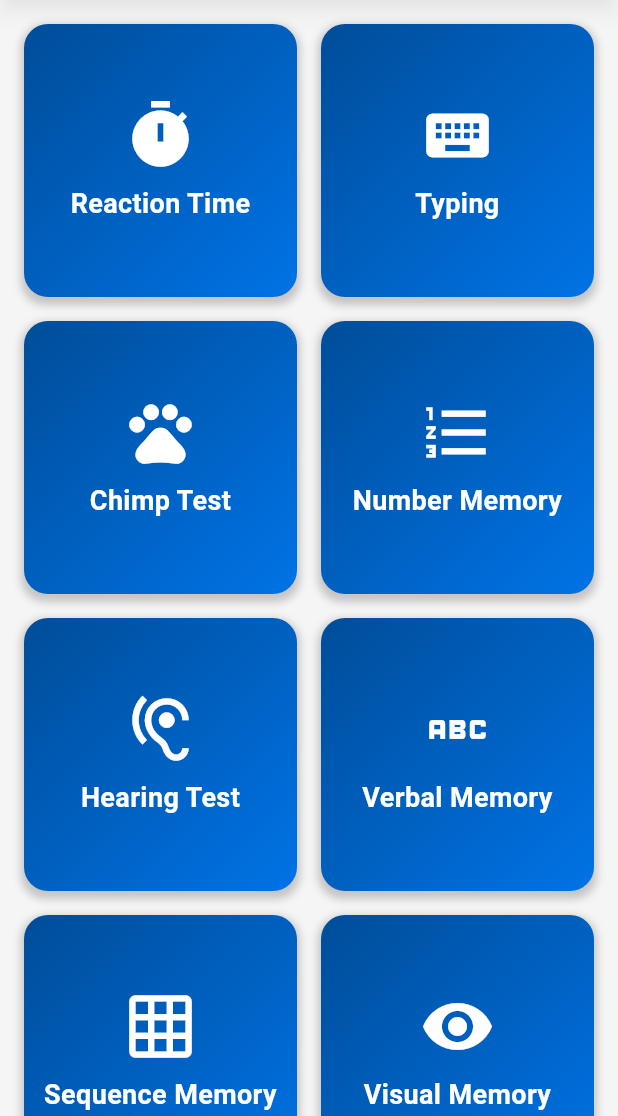
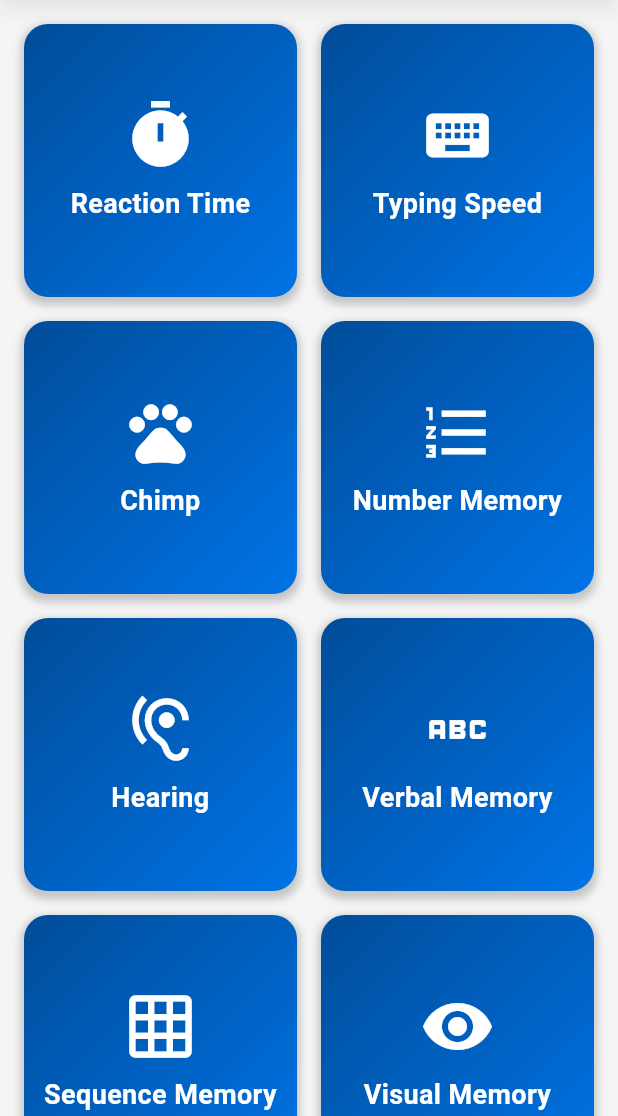
Before and after one commit to PrintN/Human-Benchmark, a Flutter app: the screen it shows after launch, on a phone screen of 412 x 824 dp, the part 120-1236 px from its top. Run offline on Flutter 3.47's test engine with Material 3 defaults, Android fonts, the light colour scheme and no system bars; our stand-ins replace fl_chart, just_audio, share_plus, shared_preferences; project files that could hold a hidden picture were left out.

Commit message:
Improved naming

```diff
--- a/lib/chimp.dart
+++ b/lib/chimp.dart
@@ -146,7 +146,9 @@ class _ChimpScreenState extends State<ChimpScreen> {
   Widget build(BuildContext context) {
     return Scaffold(
       appBar: AppBar(
-        title: const Text('Chimp Test', style: TextStyle(fontFamily: 'RobotoMono', fontWeight: FontWeight.bold)),
+        title: const Text('Chimp',
+            style: TextStyle(
+                fontFamily: 'RobotoMono', fontWeight: FontWeight.bold)),
       ),
       body: _testStarted
           ? Stack(
@@ -260,7 +262,8 @@ class _ChimpScreenState extends State<ChimpScreen> {
               ElevatedButton(
                 onPressed: _startTest,
                 style: ElevatedButton.styleFrom(
-                  padding: const EdgeInsets.symmetric(horizontal: 32.0, vertical: 16.0),
+                  padding: const EdgeInsets.symmetric(
+                      horizontal: 32.0, vertical: 16.0),
                   backgroundColor: const Color(0xFF004D99),
                   shape: RoundedRectangleBorder(
                     borderRadius: BorderRadius.circular(30.0),
--- a/lib/hearing.dart
+++ b/lib/hearing.dart
@@ -30,7 +30,21 @@ class HearingTestScreen extends StatefulWidget {
 }
 
 class _HearingTestScreenState extends State<HearingTestScreen> {
-  final List<int> _frequencies = [250, 500, 1000, 2000, 4000, 8000, 10000, 12000, 14000, 16000, 18000, 20000, 22000];
+  final List<int> _frequencies = [
+    250,
+    500,
+    1000,
+    2000,
+    4000,
+    8000,
+    10000,
+    12000,
+    14000,
+    16000,
+    18000,
+    20000,
+    22000
+  ];
   int _currentFrequencyIndex = 0;
   bool _testStarted = false;
   bool _testEnded = false;
@@ -131,12 +145,12 @@ class _HearingTestScreenState extends State<HearingTestScreen> {
   Widget build(BuildContext context) {
     return Scaffold(
       appBar: AppBar(
-        title: const Text('Hearing Test', style: TextStyle(fontFamily: 'RobotoMono', fontWeight: FontWeight.bold)),
+        title: const Text('Hearing',
+            style: TextStyle(
+                fontFamily: 'RobotoMono', fontWeight: FontWeight.bold)),
       ),
       body: Center(
-        child: _testStarted
-            ? _buildTestUI()
-            : _buildStartScreen(context),
+        child: _testStarted ? _buildTestUI() : _buildStartScreen(context),
       ),
     );
   }
@@ -192,7 +206,8 @@ class _HearingTestScreenState extends State<HearingTestScreen> {
               ElevatedButton(
                 onPressed: _startTest,
                 style: ElevatedButton.styleFrom(
-                  padding: const EdgeInsets.symmetric(horizontal: 32.0, vertical: 16.0),
+                  padding: const EdgeInsets.symmetric(
+                      horizontal: 32.0, vertical: 16.0),
                   backgroundColor: const Color(0xFF004D99),
                   shape: RoundedRectangleBorder(
                     borderRadius: BorderRadius.circular(30.0),
@@ -224,7 +239,10 @@ class _HearingTestScreenState extends State<HearingTestScreen> {
           padding: const EdgeInsets.symmetric(horizontal: 20.0),
           child: Text(
             _message,
-            style: const TextStyle(fontSize: 20, fontWeight: FontWeight.bold, color: Color.fromARGB(255, 0, 0, 0)),
+            style: const TextStyle(
+                fontSize: 20,
+                fontWeight: FontWeight.bold,
+                color: Color.fromARGB(255, 0, 0, 0)),
             textAlign: TextAlign.center,
           ),
         ),
@@ -235,7 +253,8 @@ class _HearingTestScreenState extends State<HearingTestScreen> {
               ElevatedButton(
                 onPressed: _onHeard,
                 style: ElevatedButton.styleFrom(
-                  padding: const EdgeInsets.symmetric(horizontal: 24.0, vertical: 12.0),
+                  padding: const EdgeInsets.symmetric(
+                      horizontal: 24.0, vertical: 12.0),
                   backgroundColor: const Color(0xFF004D99),
                   shape: RoundedRectangleBorder(
                     borderRadius: BorderRadius.circular(30.0),
@@ -252,7 +271,8 @@ class _HearingTestScreenState extends State<HearingTestScreen> {
               ElevatedButton(
                 onPressed: _onNotHeard,
                 style: ElevatedButton.styleFrom(
-                  padding: const EdgeInsets.symmetric(horizontal: 24.0, vertical: 12.0),
+                  padding: const EdgeInsets.symmetric(
+                      horizontal: 24.0, vertical: 12.0),
                   backgroundColor: const Color.fromARGB(255, 255, 38, 38),
                   shape: RoundedRectangleBorder(
                     borderRadius: BorderRadius.circular(30.0),
@@ -271,7 +291,8 @@ class _HearingTestScreenState extends State<HearingTestScreen> {
           ElevatedButton(
             onPressed: _startTest,
             style: ElevatedButton.styleFrom(
-              padding: const EdgeInsets.symmetric(horizontal: 24.0, vertical: 12.0),
+              padding:
+                  const EdgeInsets.symmetric(horizontal: 24.0, vertical: 12.0),
               backgroundColor: Colors.teal,
               shape: RoundedRectangleBorder(
                 borderRadius: BorderRadius.circular(30.0),
--- a/lib/info_retention.dart
+++ b/lib/info_retention.dart
@@ -164,7 +164,7 @@ class _InfoRetentionScreenState extends State<InfoRetentionScreen> {
   Widget build(BuildContext context) {
     return Scaffold(
       appBar: AppBar(
-        title: const Text('Info Retention Test'),
+        title: const Text('Info Retention'),
       ),
       body: _isLoading
           ? const Center(child: CircularProgressIndicator())
--- a/lib/main.dart
+++ b/lib/main.dart
@@ -201,13 +201,13 @@ class _HomeScreenState extends State<HomeScreen> {
         ),
         _buildGridButton(
           context,
-          'Typing',
+          'Typing Speed',
           Icons.keyboard,
           const TypingScreen(),
         ),
         _buildGridButton(
           context,
-          'Chimp Test',
+          'Chimp',
           Icons.pets,
           const ChimpScreen(),
         ),
@@ -219,7 +219,7 @@ class _HomeScreenState extends State<HomeScreen> {
         ),
         _buildGridButton(
           context,
-          'Hearing Test',
+          'Hearing',
           Icons.hearing,
           const HearingTestScreen(),
         ),
@@ -269,13 +269,13 @@ class _HomeScreenState extends State<HomeScreen> {
         ),
         _buildListButton(
           context,
-          'Typing',
+          'Typing Speed',
           Icons.keyboard,
           const TypingScreen(),
         ),
         _buildListButton(
           context,
-          'Chimp Test',
+          'Chimp',
           Icons.pets,
           const ChimpScreen(),
         ),
@@ -287,7 +287,7 @@ class _HomeScreenState extends State<HomeScreen> {
         ),
         _buildListButton(
           context,
-          'Hearing Test',
+          'Hearing',
           Icons.hearing,
           const HearingTestScreen(),
         ),
--- a/lib/reaction_time.dart
+++ b/lib/reaction_time.dart
@@ -65,7 +65,10 @@ class _ReactionTimeScreenState extends State<ReactionTimeScreen> {
       _displayText = 'Wait for green';
     });
 
-    _timer = Timer(Duration(seconds: 2 + 5 * (DateTime.now().millisecondsSinceEpoch % 5) ~/ 1000), () {
+    _timer = Timer(
+        Duration(
+            seconds: 2 +
+                5 * (DateTime.now().millisecondsSinceEpoch % 5) ~/ 1000), () {
       if (_waitingForGreen) {
         setState(() {
           _screenColor = Colors.green;
@@ -118,7 +121,9 @@ class _ReactionTimeScreenState extends State<ReactionTimeScreen> {
   Widget build(BuildContext context) {
     return Scaffold(
       appBar: AppBar(
-        title: const Text('Reaction Time Test', style: TextStyle(fontFamily: 'RobotoMono', fontWeight: FontWeight.bold)),
+        title: const Text('Reaction Time',
+            style: TextStyle(
+                fontFamily: 'RobotoMono', fontWeight: FontWeight.bold)),
       ),
       body: _started
           ? GestureDetector(
@@ -187,7 +192,8 @@ class _ReactionTimeScreenState extends State<ReactionTimeScreen> {
               ElevatedButton(
                 onPressed: _startTest,
                 style: ElevatedButton.styleFrom(
-                  padding: const EdgeInsets.symmetric(horizontal: 32.0, vertical: 16.0),
+                  padding: const EdgeInsets.symmetric(
+                      horizontal: 32.0, vertical: 16.0),
                   backgroundColor: const Color(0xFF004D99),
                   shape: RoundedRectangleBorder(
                     borderRadius: BorderRadius.circular(30.0),
--- a/lib/statistics.dart
+++ b/lib/statistics.dart
@@ -658,14 +658,10 @@ class _StatisticsScreenState extends State<StatisticsScreen> {
                         numberMemoryLabels,
                         'Score',
                         numberMemoryAverage),
-                    _buildStatisticSection('Chimp Test', chimpTestDistribution,
+                    _buildStatisticSection('Chimp', chimpTestDistribution,
                         chimpTestLabels, 'Score', chimpTestAverage),
-                    _buildStatisticSection(
-                        'Hearing Test',
-                        hearingTestDistribution,
-                        hearingTestLabels,
-                        'KHz',
-                        hearingTestAverage),
+                    _buildStatisticSection('Hearing', hearingTestDistribution,
+                        hearingTestLabels, 'KHz', hearingTestAverage),
                     _buildStatisticSection(
                         'Verbal Memory',
                         verbalMemoryDistribution,
@@ -918,8 +914,8 @@ class _StatisticsScreenState extends State<StatisticsScreen> {
             'Average Reaction Time: ${reactionTimeAverage.toStringAsFixed(2)} ms\n'
             'Average Typing Speed: ${typingSpeedAverage.toStringAsFixed(0)} WPM\n'
             'Average Number Memory Score: ${numberMemoryAverage.toStringAsFixed(0)}\n'
-            'Average Chimp Test Score: ${chimpTestAverage.toStringAsFixed(0)}\n'
-            'Average Hearing Test Frequency: ${hearingTestAverage.toStringAsFixed(2)} KHz\n'
+            'Average Chimp Score: ${chimpTestAverage.toStringAsFixed(0)}\n'
+            'Average Hearing Frequency: ${hearingTestAverage.toStringAsFixed(2)} KHz\n'
             'Average Verbal Memory Score: ${verbalMemoryAverage.toStringAsFixed(0)}\n'
             'Average Sequence Memory Score: ${sequenceMemoryAverage.toStringAsFixed(0)}\n'
             'Average Visual Memory Score: ${visualMemoryAverage.toStringAsFixed(0)}\n'
--- a/lib/typing.dart
+++ b/lib/typing.dart
@@ -61,7 +61,8 @@ class _TypingScreenState extends State<TypingScreen> {
 
   Future<List<String>> _loadSentences() async {
     try {
-      final String response = await rootBundle.loadString('assets/sentences.json');
+      final String response =
+          await rootBundle.loadString('assets/sentences.json');
       final data = jsonDecode(response);
       return List<String>.from(data['sentences']);
     } catch (e) {
@@ -92,7 +93,10 @@ class _TypingScreenState extends State<TypingScreen> {
     if (value == _textToType) {
       _stopwatch.stop();
       final elapsedTime = _stopwatch.elapsedMilliseconds / 1000.0;
-      final wordCount = _textToType.split(RegExp(r'\s+')).where((word) => word.isNotEmpty).length;
+      final wordCount = _textToType
+          .split(RegExp(r'\s+'))
+          .where((word) => word.isNotEmpty)
+          .length;
       final wpm = (elapsedTime > 0) ? (wordCount / elapsedTime) * 60.0 : 0.0;
       TypingScreen.results.add(wpm);
       TypingScreen.saveResults();
@@ -119,7 +123,9 @@ class _TypingScreenState extends State<TypingScreen> {
   Widget build(BuildContext context) {
     return Scaffold(
       appBar: AppBar(
-        title: const Text('Typing Test', style: TextStyle(fontFamily: 'RobotoMono', fontWeight: FontWeight.bold)),
+        title: const Text('Typing Speed',
+            style: TextStyle(
+                fontFamily: 'RobotoMono', fontWeight: FontWeight.bold)),
       ),
       body: _isTestStarted
           ? Padding(
@@ -214,7 +220,8 @@ class _TypingScreenState extends State<TypingScreen> {
               ElevatedButton(
                 onPressed: _startTest,
                 style: ElevatedButton.styleFrom(
-                  padding: const EdgeInsets.symmetric(horizontal: 32.0, vertical: 16.0),
+                  padding: const EdgeInsets.symmetric(
+                      horizontal: 32.0, vertical: 16.0),
                   backgroundColor: const Color(0xFF004D99),
                   shape: RoundedRectangleBorder(
                     borderRadius: BorderRadius.circular(30.0),
--- a/lib/verbal_memory.dart
+++ b/lib/verbal_memory.dart
@@ -14,7 +14,8 @@ class VerbalMemoryTestScreen extends StatefulWidget {
 
   static Future<void> loadResults() async {
     final prefs = await SharedPreferences.getInstance();
-    final savedResults = prefs.getStringList('verbal_memory_test_results') ?? [];
+    final savedResults =
+        prefs.getStringList('verbal_memory_test_results') ?? [];
     results = savedResults.map((e) => double.tryParse(e) ?? 0.0).toList();
   }
 
@@ -82,7 +83,8 @@ class _VerbalMemoryTestScreenState extends State<VerbalMemoryTestScreen> {
       } else {
         do {
           nextWord = _words[_random.nextInt(_words.length)];
-        } while (_shownWordsSet.contains(nextWord) && _shownWords.length < _words.length);
+        } while (_shownWordsSet.contains(nextWord) &&
+            _shownWords.length < _words.length);
       }
 
       setState(() {
@@ -105,7 +107,8 @@ class _VerbalMemoryTestScreenState extends State<VerbalMemoryTestScreen> {
 
   void _checkWordStatus(bool isSeen) {
     if (isSeen) {
-      if (_trueSeenWords.contains(_currentWord) || _shownWordsSet.contains(_currentWord)) {
+      if (_trueSeenWords.contains(_currentWord) ||
+          _shownWordsSet.contains(_currentWord)) {
         _totalRemembered++;
         setState(() {
           _shownWords.add(_currentWord);
@@ -149,13 +152,13 @@ class _VerbalMemoryTestScreenState extends State<VerbalMemoryTestScreen> {
   Widget build(BuildContext context) {
     return Scaffold(
       appBar: AppBar(
-        title: const Text('Verbal Memory Test', style: TextStyle(fontFamily: 'RobotoMono', fontWeight: FontWeight.bold)),
+        title: const Text('Verbal Memory',
+            style: TextStyle(
+                fontFamily: 'RobotoMono', fontWeight: FontWeight.bold)),
         backgroundColor: const Color(0xFF004D99),
       ),
       body: Center(
-        child: _testStarted
-            ? _buildTestUI()
-            : _buildStartScreen(context),
+        child: _testStarted ? _buildTestUI() : _buildStartScreen(context),
       ),
     );
   }
@@ -211,7 +214,8 @@ class _VerbalMemoryTestScreenState extends State<VerbalMemoryTestScreen> {
               ElevatedButton(
                 onPressed: _startTest,
                 style: ElevatedButton.styleFrom(
-                  padding: const EdgeInsets.symmetric(horizontal: 32.0, vertical: 16.0),
+                  padding: const EdgeInsets.symmetric(
+                      horizontal: 32.0, vertical: 16.0),
                   backgroundColor: const Color(0xFF004D99),
                   shape: RoundedRectangleBorder(
                     borderRadius: BorderRadius.circular(30.0),
@@ -248,7 +252,6 @@ class _VerbalMemoryTestScreenState extends State<VerbalMemoryTestScreen> {
           ),
         ),
         const SizedBox(height: 20),
-
         Text(
           "Words Shown: $_shownWordsCount",
           style: const TextStyle(
@@ -257,12 +260,12 @@ class _VerbalMemoryTestScreenState extends State<VerbalMemoryTestScreen> {
           ),
         ),
         const SizedBox(height: 30),
-
         ElevatedButton(
           onPressed: _onSeen,
           style: ElevatedButton.styleFrom(
             backgroundColor: const Color(0xFF0073E6),
-            padding: const EdgeInsets.symmetric(horizontal: 36.0, vertical: 16.0),
+            padding:
+                const EdgeInsets.symmetric(horizontal: 36.0, vertical: 16.0),
             shape: RoundedRectangleBorder(
               borderRadius: BorderRadius.circular(12.0),
             ),
@@ -278,12 +281,12 @@ class _VerbalMemoryTestScreenState extends State<VerbalMemoryTestScreen> {
           ),
         ),
         const SizedBox(height: 15),
-
         ElevatedButton(
           onPressed: _onNew,
           style: ElevatedButton.styleFrom(
             backgroundColor: const Color(0xFF0073E6),
-            padding: const EdgeInsets.symmetric(horizontal: 36.0, vertical: 16.0),
+            padding:
+                const EdgeInsets.symmetric(horizontal: 36.0, vertical: 16.0),
             shape: RoundedRectangleBorder(
               borderRadius: BorderRadius.circular(12.0),
             ),
@@ -299,13 +302,13 @@ class _VerbalMemoryTestScreenState extends State<VerbalMemoryTestScreen> {
           ),
         ),
         const SizedBox(height: 20),
-
         if (_testEnded)
           ElevatedButton(
             onPressed: _startTest,
             style: ElevatedButton.styleFrom(
               backgroundColor: const Color(0xFF004D99),
-              padding: const EdgeInsets.symmetric(horizontal: 36.0, vertical: 16.0),
+              padding:
+                  const EdgeInsets.symmetric(horizontal: 36.0, vertical: 16.0),
               shape: RoundedRectangleBorder(
                 borderRadius: BorderRadius.circular(12.0),
               ),
--- a/lib/visual_memory.dart
+++ b/lib/visual_memory.dart
@@ -13,7 +13,8 @@ class VisualMemoryTestScreen extends StatefulWidget {
 
   static Future<void> loadResults() async {
     final prefs = await SharedPreferences.getInstance();
-    final savedResults = prefs.getStringList('visual_memory_test_results') ?? [];
+    final savedResults =
+        prefs.getStringList('visual_memory_test_results') ?? [];
     results = savedResults.map((e) => double.tryParse(e) ?? 0.0).toList();
   }
 
@@ -187,8 +188,7 @@ class _VisualMemoryTestScreenState extends State<VisualMemoryTestScreen> {
               : null,
         ),
         child: Center(
-          child: Container(
-          ),
+          child: Container(),
         ),
       ),
     );
@@ -245,7 +245,8 @@ class _VisualMemoryTestScreenState extends State<VisualMemoryTestScreen> {
               ElevatedButton(
                 onPressed: _startTest,
                 style: ElevatedButton.styleFrom(
-                  padding: const EdgeInsets.symmetric(horizontal: 32.0, vertical: 16.0),
+                  padding: const EdgeInsets.symmetric(
+                      horizontal: 32.0, vertical: 16.0),
                   backgroundColor: const Color(0xFF004D99),
                   shape: RoundedRectangleBorder(
                     borderRadius: BorderRadius.circular(30.0),
@@ -273,12 +274,12 @@ class _VisualMemoryTestScreenState extends State<VisualMemoryTestScreen> {
   Widget build(BuildContext context) {
     return Scaffold(
       appBar: AppBar(
-        title: const Text('Visual Memory Test', style: TextStyle(fontFamily: 'RobotoMono', fontWeight: FontWeight.bold)),
+        title: const Text('Visual Memory',
+            style: TextStyle(
+                fontFamily: 'RobotoMono', fontWeight: FontWeight.bold)),
       ),
       body: Center(
-        child: _testStarted
-            ? _buildTestUI()
-            : _buildStartScreen(),
+        child: _testStarted ? _buildTestUI() : _buildStartScreen(),
       ),
     );
   }
@@ -311,7 +312,8 @@ class _VisualMemoryTestScreenState extends State<VisualMemoryTestScreen> {
                 value: _progress,
                 backgroundColor: Colors.transparent,
                 color: Colors.blueAccent,
-                valueColor: const AlwaysStoppedAnimation<Color>(Colors.blueAccent),
+                valueColor:
+                    const AlwaysStoppedAnimation<Color>(Colors.blueAccent),
               ),
             ),
           ),
@@ -328,7 +330,8 @@ class _VisualMemoryTestScreenState extends State<VisualMemoryTestScreen> {
           child: GridView.count(
             shrinkWrap: true,
             crossAxisCount: _boardSize,
-            children: List.generate(_boardSize * _boardSize, (index) => _buildSquare(index)),
+            children: List.generate(
+                _boardSize * _boardSize, (index) => _buildSquare(index)),
           ),
         ),
         const SizedBox(height: 20),
```
